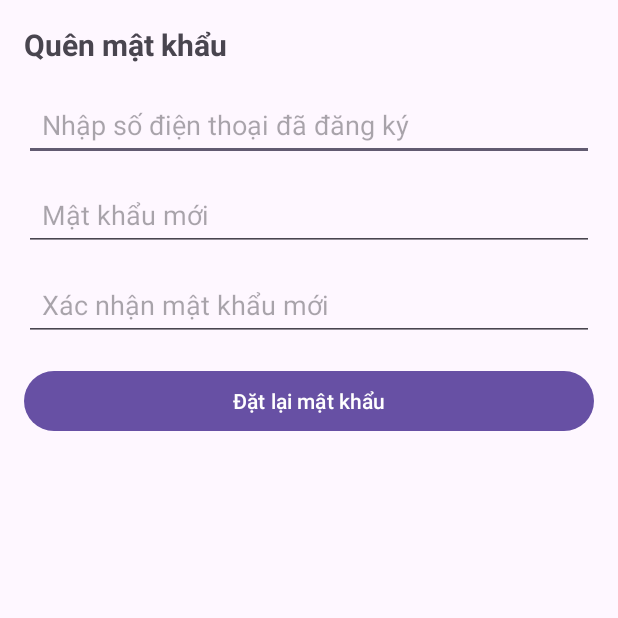
After one commit to thanh-k/code-mobile-01, an Android app: the ForgotPasswordActivity screen opened directly, with no data from a screen before it, on a phone screen of 412 x 824 dp, the top half of it. The commit adds this screen. Run offline under Robolectric (Android 15) with nearby library versions, the phone set to English and light mode, and no system bars; our stand-ins replace Volley.

Commit message:
page quen pass

```diff
--- a/app/src/main/AndroidManifest.xml
+++ b/app/src/main/AndroidManifest.xml
@@ -14,6 +14,9 @@
         android:supportsRtl="true"
         android:theme="@style/Theme.HITCApp"
         tools:targetApi="31">
+        <activity
+            android:name=".ForgotPasswordActivity"
+            android:exported="false" />
         <activity
             android:name=".EditProfileActivity"
             android:exported="false" />
--- /dev/null
+++ b/app/src/main/res/layout/activity_forgot_password.xml
@@ -0,0 +1,77 @@
+<?xml version="1.0" encoding="utf-8"?>
+<androidx.constraintlayout.widget.ConstraintLayout
+    xmlns:android="http://schemas.android.com/apk/res/android"
+    xmlns:app="http://schemas.android.com/apk/res-auto"
+    android:layout_width="match_parent"
+    android:layout_height="match_parent"
+    android:padding="16dp">
+
+    <TextView
+        android:id="@+id/tvTitle"
+        android:layout_width="0dp"
+        android:layout_height="wrap_content"
+        android:text="Quên mật khẩu"
+        android:textSize="20sp"
+        android:textStyle="bold"
+        app:layout_constraintTop_toTopOf="parent"
+        app:layout_constraintStart_toStartOf="parent"
+        app:layout_constraintEnd_toEndOf="parent"/>
+
+    <!-- Số điện thoại -->
+    <EditText
+        android:id="@+id/edtPhone"
+        android:layout_width="0dp"
+        android:layout_height="48dp"
+        android:hint="Nhập số điện thoại đã đăng ký"
+        android:inputType="phone"
+        android:padding="12dp"
+        app:layout_constraintTop_toBottomOf="@id/tvTitle"
+        app:layout_constraintStart_toStartOf="parent"
+        app:layout_constraintEnd_toEndOf="parent"
+        android:layout_marginTop="16dp"/>
+
+    <EditText
+        android:id="@+id/edtNewPass"
+        android:layout_width="0dp"
+        android:layout_height="48dp"
+        android:hint="Mật khẩu mới"
+        android:inputType="textPassword"
+        android:padding="12dp"
+        app:layout_constraintTop_toBottomOf="@id/edtPhone"
+        app:layout_constraintStart_toStartOf="parent"
+        app:layout_constraintEnd_toEndOf="parent"
+        android:layout_marginTop="12dp"/>
+
+    <EditText
+        android:id="@+id/edtConfirm"
+        android:layout_width="0dp"
+        android:layout_height="48dp"
+        android:hint="Xác nhận mật khẩu mới"
+        android:inputType="textPassword"
+        android:padding="12dp"
+        app:layout_constraintTop_toBottomOf="@id/edtNewPass"
+        app:layout_constraintStart_toStartOf="parent"
+        app:layout_constraintEnd_toEndOf="parent"
+        android:layout_marginTop="12dp"/>
+
+    <com.google.android.material.button.MaterialButton
+        android:id="@+id/btnReset"
+        android:layout_width="0dp"
+        android:layout_height="48dp"
+        android:text="Đặt lại mật khẩu"
+        app:layout_constraintTop_toBottomOf="@id/edtConfirm"
+        app:layout_constraintStart_toStartOf="parent"
+        app:layout_constraintEnd_toEndOf="parent"
+        android:layout_marginTop="16dp"/>
+
+    <ProgressBar
+        android:id="@+id/pb"
+        style="?android:attr/progressBarStyleLarge"
+        android:layout_width="48dp"
+        android:layout_height="48dp"
+        android:visibility="gone"
+        app:layout_constraintTop_toBottomOf="@id/btnReset"
+        app:layout_constraintStart_toStartOf="parent"
+        app:layout_constraintEnd_toEndOf="parent"
+        android:layout_marginTop="20dp"/>
+</androidx.constraintlayout.widget.ConstraintLayout>
--- a/gradle/libs.versions.toml
+++ b/gradle/libs.versions.toml
@@ -1,5 +1,5 @@
 [versions]
-agp = "8.7.3"
+agp = "8.12.0"
 junit = "4.13.2"
 junitVersion = "1.1.5"
 espressoCore = "3.5.1"
```
Also changed, not shown: app/src/main/java/com/example/hitcapp/ForgotPasswordActivity.java (added, +171 -0 lines), app/src/main/java/com/example/hitcapp/login.java (+33 -34 lines), app/src/main/res/layout/activity_login.xml (+12 -0 lines), gradle/wrapper/gradle-wrapper.properties.
